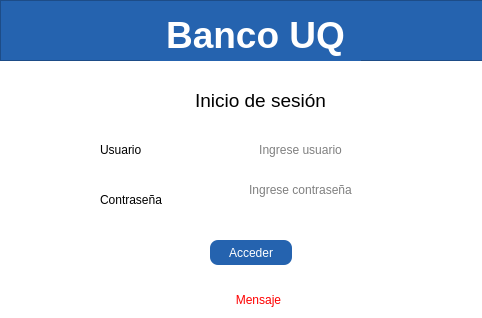
Before: the Qt Designer form views/LogIn.ui in MiguelFVasquez/ProyectoDB, drawn with Qt 5.
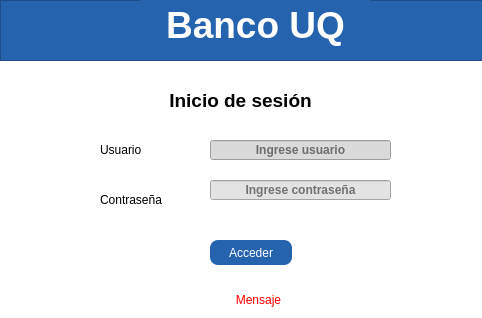
After: the same form once the commit is applied.

Diff of the .ui file:
```diff
--- a/views/LogIn.ui
+++ b/views/LogIn.ui
@@ -19,17 +19,22 @@
   <widget class="QLabel" name="label_2">
    <property name="geometry">
     <rect>
-     <x>180</x>
+     <x>140</x>
      <y>90</y>
-     <width>161</width>
+     <width>201</width>
      <height>21</height>
     </rect>
    </property>
    <property name="font">
     <font>
      <pointsize>14</pointsize>
+     <weight>75</weight>
+     <bold>true</bold>
     </font>
    </property>
+   <property name="styleSheet">
+    <string notr="true">color: rgb(0, 0, 0);</string>
+   </property>
    <property name="text">
     <string>Inicio de sesión</string>
    </property>
@@ -72,9 +77,15 @@
      <height>20</height>
     </rect>
    </property>
+   <property name="font">
+    <font>
+     <weight>75</weight>
+     <bold>true</bold>
+    </font>
+   </property>
    <property name="styleSheet">
-    <string notr="true">border:solid 1px, #cfcccb;
-border-radius:3px
+    <string notr="true">background-color: rgb(218, 218, 218);
+color: rgb(0, 0, 0);
 
 
 </string>
@@ -110,11 +121,15 @@
      <height>20</height>
     </rect>
    </property>
+   <property name="font">
+    <font>
+     <weight>75</weight>
+     <bold>true</bold>
+    </font>
+   </property>
    <property name="styleSheet">
-    <string notr="true">border:solid 1px #cfcccb;
-border-radius:3px
-
-
+    <string notr="true">background-color: rgb(227, 227, 227);
+color: rgb(0, 0, 0);
 </string>
    </property>
    <property name="echoMode">
@@ -181,9 +196,9 @@
    <widget class="QLabel" name="label">
     <property name="geometry">
      <rect>
-      <x>150</x>
-      <y>10</y>
-      <width>211</width>
+      <x>140</x>
+      <y>0</y>
+      <width>231</width>
       <height>51</height>
      </rect>
     </property>
```
Left out of the diff: 9 changed lines with no effect on the pictures.
